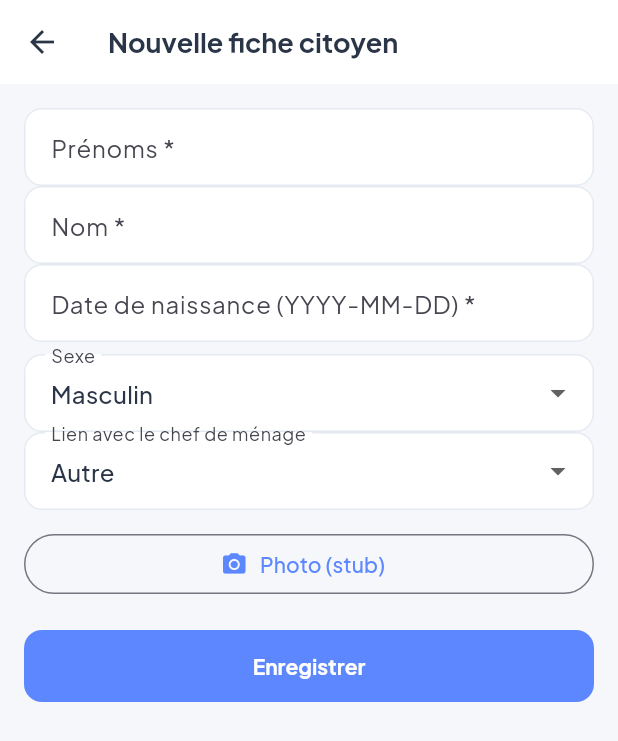
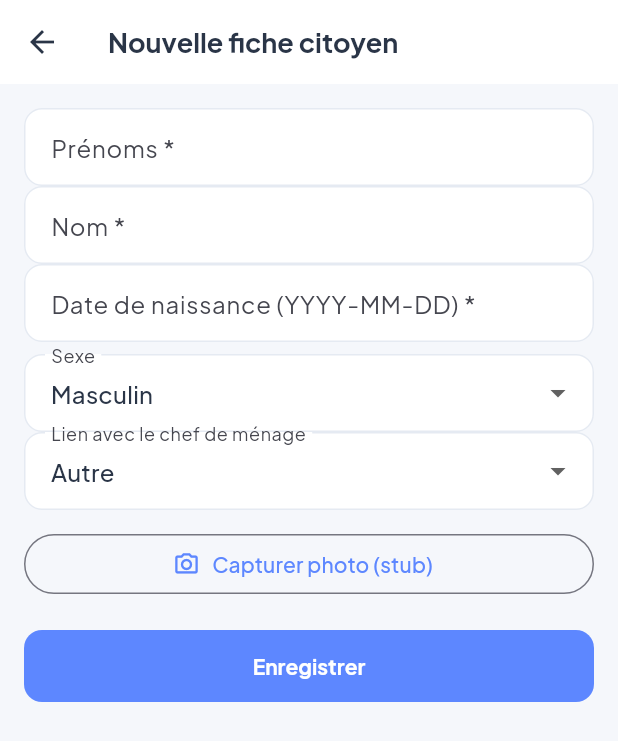
Before and after one commit to Exauce09/numero-national, a Flutter app: the CitizensFormScreen screen opened directly with empty values, on a phone screen of 412 x 824 dp. Shown: the top 741 px of the screen. Run offline on Flutter 3.47's test engine with Material 3 defaults, Android fonts, the phone set to English and light mode, and no system bars; our stand-ins replace connectivity_plus, flutter_secure_storage, geolocator, google_fonts, sqflite; accounts and stored records are empty.

Commit message:
fix(mobile): restore photo stub and color API for dashboard UI
Co-authored-by: Cursor <cursoragent@cursor.com>

```diff
--- a/apps/flutter_recensement/lib/auth/login_screen.dart
+++ b/apps/flutter_recensement/lib/auth/login_screen.dart
@@ -110,7 +110,7 @@ class _LoginScreenState extends State<LoginScreen> {
                         borderRadius: BorderRadius.circular(24),
                         boxShadow: [
                           BoxShadow(
-                            color: NnColors.blue.withOpacity(0.12),
+                            color: NnColors.blue.withValues(alpha: 0.12),
                             blurRadius: 24,
                             offset: const Offset(0, 10),
                           ),
--- a/apps/flutter_recensement/lib/features/census/citizens_form.dart
+++ b/apps/flutter_recensement/lib/features/census/citizens_form.dart
@@ -238,16 +238,14 @@ class _CitizensFormScreenState extends State<CitizensFormScreen> {
               onChanged: (v) => setState(() => _relation = v ?? 'AUTRE'),
             ),
             const SizedBox(height: 12),
-            OutlinedButton.icon(
-              onPressed: _busy
-                  ? null
-                  : () async {
-                      final ref = await capturePhotoStub();
-                      if (ref != null) setState(() => _photoRef = ref);
-                    },
-              icon: const Icon(Icons.photo_camera),
-              label: Text(_photoRef == null ? 'Photo (stub)' : 'Photo OK'),
+            PhotoCaptureStub(
+              onCaptured: (ref) => setState(() => _photoRef = ref),
             ),
+            if (_photoRef != null)
+              Padding(
+                padding: const EdgeInsets.only(top: 6),
+                child: Text('Photo: $_photoRef', style: const TextStyle(fontSize: 12)),
+              ),
             const SizedBox(height: 20),
             FilledButton(
               onPressed: _busy ? null : _save,
```
Also changed, not shown: apps/flutter_recensement/lib/features/census/home_dashboard_screen.dart (+5 -5 lines).
